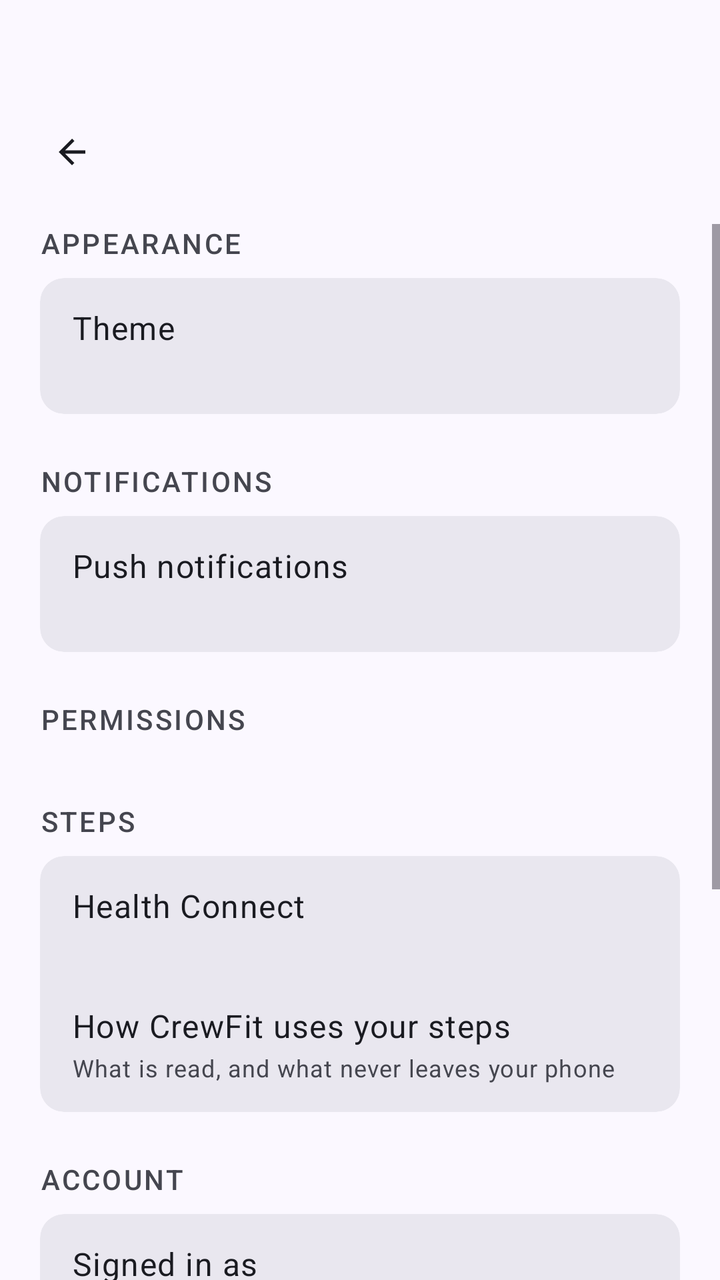
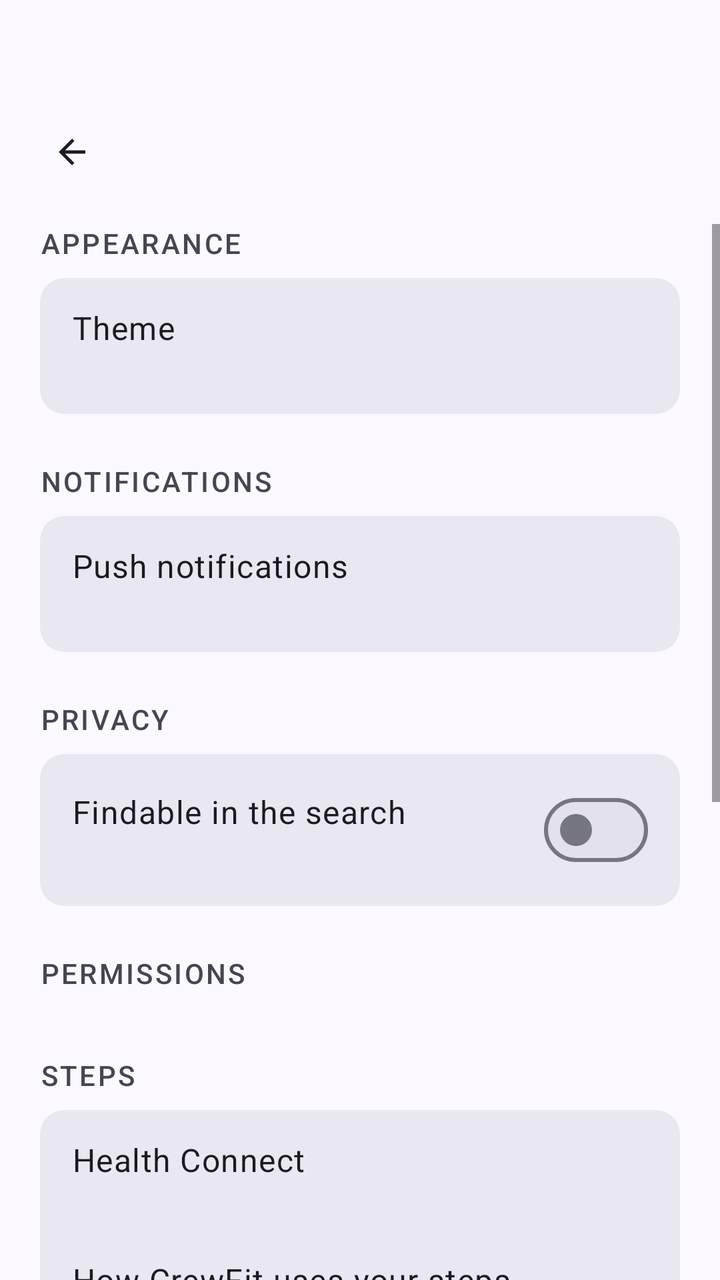

An Android layout rendered at two revisions. The XML below is the earlier revision; the diff shows what the commit changed to produce the second picture.
<!-- AndroidManifest.xml: application theme Theme.MobileSE -->
<!-- res/layout/screen_settings.xml -->
<?xml version="1.0" encoding="utf-8"?>
<androidx.constraintlayout.widget.ConstraintLayout xmlns:android="http://schemas.android.com/apk/res/android"
    xmlns:app="http://schemas.android.com/apk/res-auto"
    android:layout_width="match_parent"
    android:layout_height="match_parent"
    android:background="?attr/colorSurface">

    <include
        android:id="@+id/topBar"
        layout="@layout/part_top_bar"
        app:layout_constraintTop_toTopOf="parent" />

    <ScrollView
        android:layout_width="match_parent"
        android:layout_height="0dp"
        android:fillViewport="true"
        android:clipToPadding="false"
        app:layout_constraintTop_toBottomOf="@id/topBar"
        app:layout_constraintBottom_toBottomOf="parent">

        <androidx.constraintlayout.widget.ConstraintLayout
            android:layout_width="match_parent"
            android:layout_height="wrap_content">

        <LinearLayout
            style="@style/ContentColumn"
            android:paddingBottom="24dp">

            
            <TextView
                style="@style/TextAppearance.CrewFit.SectionLabel"
                android:layout_width="wrap_content"
                android:layout_height="wrap_content"
                android:layout_marginBottom="8dp"
                android:text="@string/settings_appearance_label" />

            <com.google.android.material.card.MaterialCardView
                style="@style/Widget.CrewFit.Card"
                android:layout_width="match_parent"
                android:layout_height="wrap_content"
                app:cardBackgroundColor="?attr/colorSurfaceContainerHigh"
                app:shapeAppearance="@style/ShapeAppearance.CrewFit.Small">

                <LinearLayout
                    android:id="@+id/llTheme"
                    style="@style/Widget.CrewFit.SettingsRow"
                    android:layout_marginTop="4dp"
                    android:layout_marginBottom="4dp">

                    <TextView
                        android:layout_width="match_parent"
                        android:layout_height="wrap_content"
                        android:text="@string/settings_theme"
                        android:textAppearance="@style/TextAppearance.CrewFit.SettingsTitle" />

                    
                    <TextView
                        android:id="@+id/tvThemeValue"
                        android:layout_width="match_parent"
                        android:layout_height="wrap_content"
                        android:layout_marginTop="2dp"
                        android:textAppearance="@style/TextAppearance.CrewFit.SettingsSubtitle" />
                </LinearLayout>
            </com.google.android.material.card.MaterialCardView>

            
            <TextView
                style="@style/TextAppearance.CrewFit.SectionLabel"
                android:layout_width="wrap_content"
                android:layout_height="wrap_content"
                android:layout_marginTop="24dp"
                android:layout_marginBottom="8dp"
                android:text="@string/settings_notifications_label" />

            <com.google.android.material.card.MaterialCardView
                style="@style/Widget.CrewFit.Card"
                android:layout_width="match_parent"
                android:layout_height="wrap_content"
                app:cardBackgroundColor="?attr/colorSurfaceContainerHigh"
                app:shapeAppearance="@style/ShapeAppearance.CrewFit.Small">

                <LinearLayout
                    android:id="@+id/llNotifications"
                    style="@style/Widget.CrewFit.SettingsRow"
                    android:layout_marginTop="4dp"
                    android:layout_marginBottom="4dp">

                    <TextView
                        android:layout_width="match_parent"
                        android:layout_height="wrap_content"
                        android:text="@string/settings_notifications"
                        android:textAppearance="@style/TextAppearance.CrewFit.SettingsTitle" />

                    
                    <TextView
                        android:id="@+id/tvNotificationsStatus"
                        android:layout_width="match_parent"
                        android:layout_height="wrap_content"
                        android:layout_marginTop="2dp"
                        android:textAppearance="@style/TextAppearance.CrewFit.SettingsSubtitle" />
                </LinearLayout>
            </com.google.android.material.card.MaterialCardView>

            
            <TextView
                style="@style/TextAppearance.CrewFit.SectionLabel"
                android:layout_width="wrap_content"
                android:layout_height="wrap_content"
                android:layout_marginTop="24dp"
                android:layout_marginBottom="8dp"
                android:text="@string/settings_permissions_label" />

            <com.google.android.material.card.MaterialCardView
                style="@style/Widget.CrewFit.Card"
                android:layout_width="match_parent"
                android:layout_height="wrap_content"
                app:cardBackgroundColor="?attr/colorSurfaceContainerHigh"
                app:shapeAppearance="@style/ShapeAppearance.CrewFit.Small">

                
                <LinearLayout
                    android:id="@+id/llPermissions"
                    android:layout_width="match_parent"
                    android:layout_height="wrap_content"
                    android:orientation="vertical" />
            </com.google.android.material.card.MaterialCardView>

            
            <TextView
                style="@style/TextAppearance.CrewFit.SectionLabel"
                android:layout_width="wrap_content"
                android:layout_height="wrap_content"
                android:layout_marginTop="24dp"
                android:layout_marginBottom="8dp"
                android:text="@string/settings_steps_label" />

            <com.google.android.material.card.MaterialCardView
                style="@style/Widget.CrewFit.Card"
                android:layout_width="match_parent"
                android:layout_height="wrap_content"
                app:cardBackgroundColor="?attr/colorSurfaceContainerHigh"
                app:shapeAppearance="@style/ShapeAppearance.CrewFit.Small">

                <LinearLayout
                    android:layout_width="match_parent"
                    android:layout_height="wrap_content"
                    android:orientation="vertical"
                    android:paddingTop="4dp"
                    android:paddingBottom="4dp">

                    <LinearLayout
                        android:id="@+id/llHealthConnect"
                        style="@style/Widget.CrewFit.SettingsRow">

                        <TextView
                            android:layout_width="match_parent"
                            android:layout_height="wrap_content"
                            android:text="@string/settings_health_connect"
                            android:textAppearance="@style/TextAppearance.CrewFit.SettingsTitle" />

                        
                        <TextView
                            android:id="@+id/tvHealthConnectStatus"
                            android:layout_width="match_parent"
                            android:layout_height="wrap_content"
                            android:layout_marginTop="2dp"
                            android:textAppearance="@style/TextAppearance.CrewFit.SettingsSubtitle" />
                    </LinearLayout>

                    <LinearLayout
                        android:id="@+id/llStepsPrivacy"
                        style="@style/Widget.CrewFit.SettingsRow">

                        <TextView
                            android:layout_width="match_parent"
                            android:layout_height="wrap_content"
                            android:text="@string/settings_steps_privacy"
                            android:textAppearance="@style/TextAppearance.CrewFit.SettingsTitle" />

                        <TextView
                            android:layout_width="match_parent"
                            android:layout_height="wrap_content"
                            android:layout_marginTop="2dp"
                            android:text="@string/settings_steps_privacy_hint"
                            android:textAppearance="@style/TextAppearance.CrewFit.SettingsSubtitle" />
                    </LinearLayout>
                </LinearLayout>
            </com.google.android.material.card.MaterialCardView>

            
            <TextView
                style="@style/TextAppearance.CrewFit.SectionLabel"
                android:layout_width="wrap_content"
                android:layout_height="wrap_content"
                android:layout_marginTop="24dp"
                android:layout_marginBottom="8dp"
                android:text="@string/settings_account_label" />

            <com.google.android.material.card.MaterialCardView
                style="@style/Widget.CrewFit.Card"
                android:layout_width="match_parent"
                android:layout_height="wrap_content"
                app:cardBackgroundColor="?attr/colorSurfaceContainerHigh"
                app:shapeAppearance="@style/ShapeAppearance.CrewFit.Small">

                <LinearLayout
                    android:layout_width="match_parent"
                    android:layout_height="wrap_content"
                    android:orientation="vertical"
                    android:paddingTop="4dp"
                    android:paddingBottom="4dp">

                    <LinearLayout
                        android:id="@+id/llSettingsAccount"
                        style="@style/Widget.CrewFit.SettingsRow">

                        <TextView
                            android:layout_width="match_parent"
                            android:layout_height="wrap_content"
                            android:text="@string/settings_signed_in_as"
                            android:textAppearance="@style/TextAppearance.CrewFit.SettingsTitle" />

                        <TextView
                            android:id="@+id/tvSettingsEmail"
                            android:layout_width="match_parent"
                            android:layout_height="wrap_content"
                            android:layout_marginTop="2dp"
                            android:maxLines="1"
                            android:ellipsize="end"
                            android:textAppearance="@style/TextAppearance.CrewFit.SettingsSubtitle" />
                    </LinearLayout>

                    <LinearLayout
                        android:id="@+id/llLogout"
                        style="@style/Widget.CrewFit.SettingsRow">

                        <TextView
                            android:layout_width="match_parent"
                            android:layout_height="wrap_content"
                            android:text="@string/logout_btn"
                            android:textAppearance="@style/TextAppearance.CrewFit.SettingsTitle" />
                    </LinearLayout>

                    <LinearLayout
                        android:id="@+id/llDeleteProfile"
                        style="@style/Widget.CrewFit.SettingsRow">

                        <TextView
                            android:layout_width="match_parent"
                            android:layout_height="wrap_content"
                            android:text="@string/delete_profile_btn"
                            android:textAppearance="@style/TextAppearance.CrewFit.SettingsTitle"
                            android:textColor="?attr/colorError" />

                        <TextView
                            android:layout_width="match_parent"
                            android:layout_height="wrap_content"
                            android:layout_marginTop="2dp"
                            android:text="@string/settings_delete_hint"
                            android:textAppearance="@style/TextAppearance.CrewFit.SettingsSubtitle" />
                    </LinearLayout>
                </LinearLayout>
            </com.google.android.material.card.MaterialCardView>

            
            <TextView
                style="@style/TextAppearance.CrewFit.SectionLabel"
                android:layout_width="wrap_content"
                android:layout_height="wrap_content"
                android:layout_marginTop="24dp"
                android:layout_marginBottom="8dp"
                android:text="@string/settings_about_label" />

            <com.google.android.material.card.MaterialCardView
                style="@style/Widget.CrewFit.Card"
                android:layout_width="match_parent"
                android:layout_height="wrap_content"
                app:cardBackgroundColor="?attr/colorSurfaceContainerHigh"
                app:shapeAppearance="@style/ShapeAppearance.CrewFit.Small">

                <LinearLayout
                    android:layout_width="match_parent"
                    android:layout_height="wrap_content"
                    android:orientation="vertical"
                    android:paddingStart="16dp"
                    android:paddingEnd="16dp"
                    android:paddingTop="14dp"
                    android:paddingBottom="14dp">

                    <TextView
                        android:layout_width="match_parent"
                        android:layout_height="wrap_content"
                        android:text="@string/app_name"
                        android:textAppearance="@style/TextAppearance.CrewFit.SettingsTitle" />

                    <TextView
                        android:id="@+id/tvSettingsVersion"
                        android:layout_width="match_parent"
                        android:layout_height="wrap_content"
                        android:layout_marginTop="2dp"
                        android:textAppearance="@style/TextAppearance.CrewFit.SettingsSubtitle" />
                </LinearLayout>
            </com.google.android.material.card.MaterialCardView>
        </LinearLayout>
        </androidx.constraintlayout.widget.ConstraintLayout>
    </ScrollView>

</androidx.constraintlayout.widget.ConstraintLayout>
<!-- res/layout/part_top_bar.xml (included above) -->
<?xml version="1.0" encoding="utf-8"?>
<androidx.constraintlayout.widget.ConstraintLayout xmlns:android="http://schemas.android.com/apk/res/android"
    xmlns:app="http://schemas.android.com/apk/res-auto"
    android:layout_width="match_parent"
    android:layout_height="wrap_content"
    android:paddingTop="@dimen/top_bar_padding_top"
    android:paddingBottom="12dp">

    <com.google.android.material.button.MaterialButton
        android:id="@+id/btnTopBarBack"
        style="@style/Widget.Material3.Button.IconButton"
        android:layout_width="48dp"
        android:layout_height="48dp"
        android:layout_marginStart="12dp"
        android:contentDescription="@string/back_desc"
        app:icon="@drawable/ic_arrow_back"
        app:iconTint="?attr/colorOnSurface"
        app:layout_constraintStart_toStartOf="parent"
        app:layout_constraintTop_toTopOf="parent" />

    
    <com.google.android.material.button.MaterialButton
        android:id="@+id/btnTopBarAction"
        style="@style/Widget.Material3.Button.IconButton"
        android:layout_width="48dp"
        android:layout_height="48dp"
        android:layout_marginEnd="12dp"
        android:visibility="gone"
        app:iconTint="?attr/colorOnSurface"
        app:layout_constraintTop_toTopOf="@id/btnTopBarBack"
        app:layout_constraintBottom_toBottomOf="@id/btnTopBarBack"
        app:layout_constraintEnd_toEndOf="parent" />

    <TextView
        android:id="@+id/tvTopBarTitle"
        android:layout_width="0dp"
        android:layout_height="wrap_content"
        android:layout_marginStart="8dp"
        android:layout_marginEnd="8dp"
        android:maxLines="1"
        android:ellipsize="end"
        android:textAppearance="?attr/textAppearanceHeadlineSmall"
        android:textColor="?attr/colorOnSurface"
        app:layout_constraintBottom_toBottomOf="@id/btnTopBarBack"
        app:layout_constraintEnd_toStartOf="@id/btnTopBarAction"
        app:layout_constraintStart_toEndOf="@id/btnTopBarBack"
        app:layout_constraintTop_toTopOf="@id/btnTopBarBack" />
</androidx.constraintlayout.widget.ConstraintLayout>
<!-- resources referenced by this layout -->
<resources>
  <dimen name="top_bar_padding_top">52dp</dimen>
  <string name="app_name">CrewFit</string>
  <string name="back_desc">Back</string>
  <string name="delete_profile_btn">Delete profile &amp; all data</string>
  <string name="logout_btn">Logout</string>
  <string name="settings_about_label">ABOUT</string>
  <string name="settings_account_label">ACCOUNT</string>
  <string name="settings_appearance_label">APPEARANCE</string>
  <string name="settings_delete_hint">Removes your workouts, crew membership and files</string>
  <string name="settings_health_connect">Health Connect</string>
  <string name="settings_notifications">Push notifications</string>
  <string name="settings_notifications_label">NOTIFICATIONS</string>
  <string name="settings_permissions_label">PERMISSIONS</string>
  <string name="settings_signed_in_as">Signed in as</string>
  <string name="settings_steps_label">STEPS</string>
  <string name="settings_steps_privacy">How CrewFit uses your steps</string>
  <string name="settings_steps_privacy_hint">What is read, and what never leaves your phone</string>
  <string name="settings_theme">Theme</string>
  <style name="ShapeAppearance.CrewFit.Small" parent="ShapeAppearance.Material3.Corner.Small">
          <item name="cornerSize">12dp</item>
      </style>
  <style name="TextAppearance.CrewFit.SettingsSubtitle" parent="TextAppearance.Material3.BodySmall">
          <item name="android:textColor">@color/md_on_surface_variant</item>
      </style>
  <style name="TextAppearance.CrewFit.SettingsTitle" parent="TextAppearance.Material3.BodyLarge">
          <item name="android:textColor">?attr/colorOnSurface</item>
      </style>
  <style name="Theme.MobileSE" parent="Base.Theme.MobileSE" />
  <dimen name="screen_padding_horizontal">20dp</dimen>
  <dimen name="content_max_width">2000dp</dimen>
  <color name="md_on_surface_variant">#45464F</color>
  <color name="md_surface_container">#EFEDF4</color>
  <style name="ShapeAppearance.CrewFit.Medium" parent="ShapeAppearance.Material3.Corner.Medium">
          <item name="cornerSize">20dp</item>
      </style>
  <color name="md_primary">#4A51B8</color>
  <color name="md_on_primary">#FFFFFF</color>
  <color name="md_primary_container">#E0E3FF</color>
  <color name="md_on_primary_container">#050B63</color>
  <color name="md_secondary">#00795A</color>
  <color name="md_on_secondary">#FFFFFF</color>
  <color name="md_secondary_container">#8CFFD1</color>
  <color name="md_on_secondary_container">#002018</color>
  <color name="md_tertiary">#8C5000</color>
  <color name="md_on_tertiary">#FFFFFF</color>
  <color name="md_tertiary_container">#FFDCC2</color>
  <color name="md_on_tertiary_container">#2E1500</color>
  <color name="md_error">#BA1A1A</color>
  <color name="md_on_error">#FFFFFF</color>
  <color name="md_error_container">#FFDAD6</color>
  <color name="md_on_error_container">#410002</color>
  <color name="md_surface">#FBF8FF</color>
  <color name="md_on_surface">#1A1B21</color>
  <color name="md_surface_variant">#E2E1EC</color>
  <color name="md_surface_container_lowest">#FFFFFF</color>
  <color name="md_surface_container_low">#F5F2FA</color>
  <color name="md_surface_container_high">#E9E7EF</color>
  <color name="md_surface_container_highest">#E3E1E9</color>
  <color name="md_outline">#767680</color>
  <color name="md_outline_variant">#C7C5D0</color>
  <color name="md_inverse_surface">#2F3036</color>
  <color name="md_inverse_on_surface">#F2F0F7</color>
  <style name="ShapeAppearance.CrewFit.Large" parent="ShapeAppearance.Material3.Corner.Large">
          <item name="cornerSize">28dp</item>
      </style>
  <style name="Widget.CrewFit.BottomNav.Indicator" parent="Widget.Material3.BottomNavigationView.ActiveIndicator">
          <item name="android:color">@android:color/transparent</item>
      </style>
  <!-- unchanged entries left out for length: 14 -->
</resources>

<!-- the commit's change to res/layout/screen_settings.xml (unified diff, before → after) -->
@@ -98,6 +98,60 @@
                         android:layout_height="wrap_content"
                         android:layout_marginTop="2dp"
                         android:textAppearance="@style/TextAppearance.CrewFit.SettingsSubtitle" />
+                </LinearLayout>
+            </com.google.android.material.card.MaterialCardView>
+
+            
+            <TextView
+                style="@style/TextAppearance.CrewFit.SectionLabel"
+                android:layout_width="wrap_content"
+                android:layout_height="wrap_content"
+                android:layout_marginTop="24dp"
+                android:layout_marginBottom="8dp"
+                android:text="@string/settings_privacy_label" />
+
+            <com.google.android.material.card.MaterialCardView
+                style="@style/Widget.CrewFit.Card"
+                android:layout_width="match_parent"
+                android:layout_height="wrap_content"
+                app:cardBackgroundColor="?attr/colorSurfaceContainerHigh"
+                app:shapeAppearance="@style/ShapeAppearance.CrewFit.Small">
+
+                
+                <LinearLayout
+                    android:id="@+id/llVisibility"
+                    style="@style/Widget.CrewFit.SettingsRow"
+                    android:layout_marginTop="4dp"
+                    android:layout_marginBottom="4dp"
+                    android:orientation="horizontal"
+                    android:gravity="center_vertical">
+
+                    <LinearLayout
+                        android:layout_width="0dp"
+                        android:layout_height="wrap_content"
+                        android:layout_weight="1"
+                        android:orientation="vertical">
+
+                        <TextView
+                            android:layout_width="match_parent"
+                            android:layout_height="wrap_content"
+                            android:text="@string/settings_visibility"
+                            android:textAppearance="@style/TextAppearance.CrewFit.SettingsTitle" />
+
+                        <TextView
+                            android:id="@+id/tvVisibilityStatus"
+                            android:layout_width="match_parent"
+                            android:layout_height="wrap_content"
+                            android:layout_marginTop="2dp"
+                            android:textAppearance="@style/TextAppearance.CrewFit.SettingsSubtitle" />
+                    </LinearLayout>
+
+                    <com.google.android.material.materialswitch.MaterialSwitch
+                        android:id="@+id/swVisibility"
+                        android:layout_width="wrap_content"
+                        android:layout_height="wrap_content"
+                        android:layout_marginStart="12dp"
+                        android:contentDescription="@string/settings_visibility" />
                 </LinearLayout>
             </com.google.android.material.card.MaterialCardView>
 
<!-- resource entries referenced after the edit -->
@@ -13,11 +13,13 @@
   <string name="settings_notifications">Push notifications</string>
   <string name="settings_notifications_label">NOTIFICATIONS</string>
   <string name="settings_permissions_label">PERMISSIONS</string>
+  <string name="settings_privacy_label">PRIVACY</string>
   <string name="settings_signed_in_as">Signed in as</string>
   <string name="settings_steps_label">STEPS</string>
   <string name="settings_steps_privacy">How CrewFit uses your steps</string>
   <string name="settings_steps_privacy_hint">What is read, and what never leaves your phone</string>
   <string name="settings_theme">Theme</string>
+  <string name="settings_visibility">Findable in the search</string>
   <style name="ShapeAppearance.CrewFit.Small" parent="ShapeAppearance.Material3.Corner.Small">
           <item name="cornerSize">12dp</item>
       </style>
